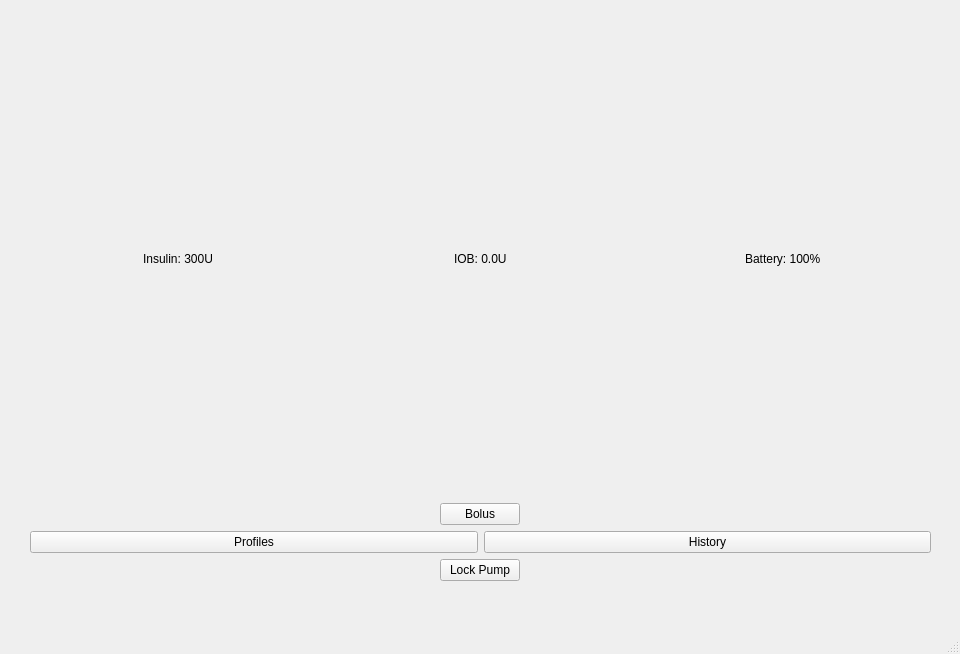
This is src/mainwindow.ui in saadhumayun20/Insulin-Pump-Simulator as Qt 5 draws it before an edit. The edited form follows.
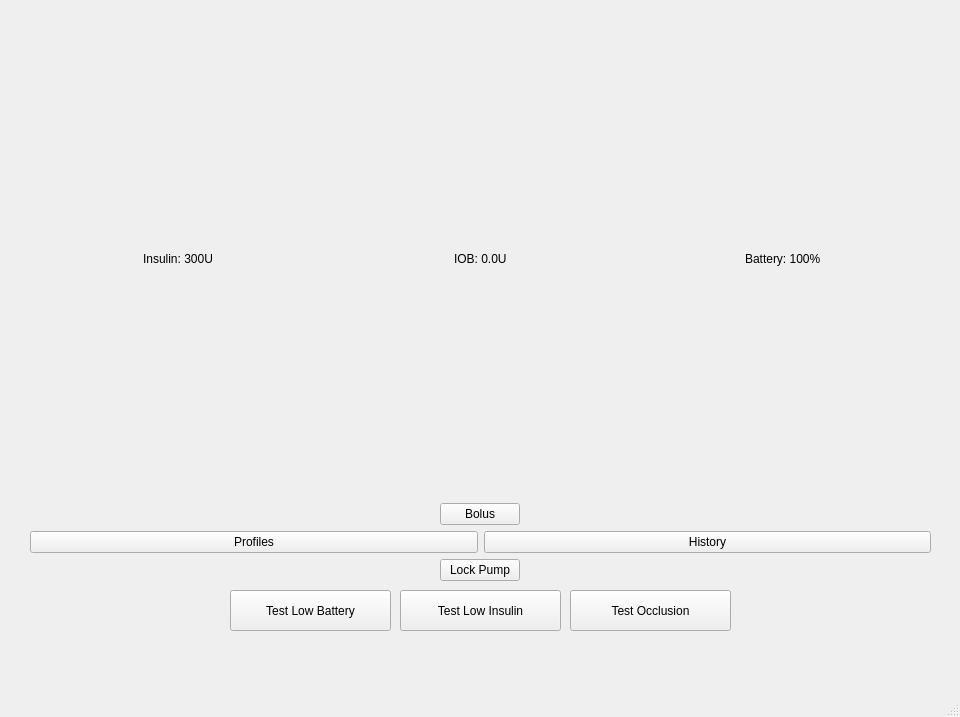
This is the edited form. Custom widgets are drawn as their Qt base class.

```diff
--- a/src/mainwindow.ui
+++ b/src/mainwindow.ui
@@ -7,7 +7,7 @@
     <x>0</x>
     <y>0</y>
     <width>960</width>
-    <height>654</height>
+    <height>717</height>
    </rect>
   </property>
   <property name="windowTitle">
@@ -351,6 +351,45 @@
      </widget>
     </widget>
    </widget>
+   <widget class="QPushButton" name="btnTestLowInsulin">
+    <property name="geometry">
+     <rect>
+      <x>400</x>
+      <y>590</y>
+      <width>161</width>
+      <height>41</height>
+     </rect>
+    </property>
+    <property name="text">
+     <string>Test Low Insulin</string>
+    </property>
+   </widget>
+   <widget class="QPushButton" name="btnTestLowBattery">
+    <property name="geometry">
+     <rect>
+      <x>230</x>
+      <y>590</y>
+      <width>161</width>
+      <height>41</height>
+     </rect>
+    </property>
+    <property name="text">
+     <string>Test Low Battery</string>
+    </property>
+   </widget>
+   <widget class="QPushButton" name="btnTestOcclusion">
+    <property name="geometry">
+     <rect>
+      <x>570</x>
+      <y>590</y>
+      <width>161</width>
+      <height>41</height>
+     </rect>
+    </property>
+    <property name="text">
+     <string>Test Occlusion</string>
+    </property>
+   </widget>
   </widget>
   <widget class="QStatusBar" name="statusbar"/>
   <widget class="QMenuBar" name="menubar">
```
